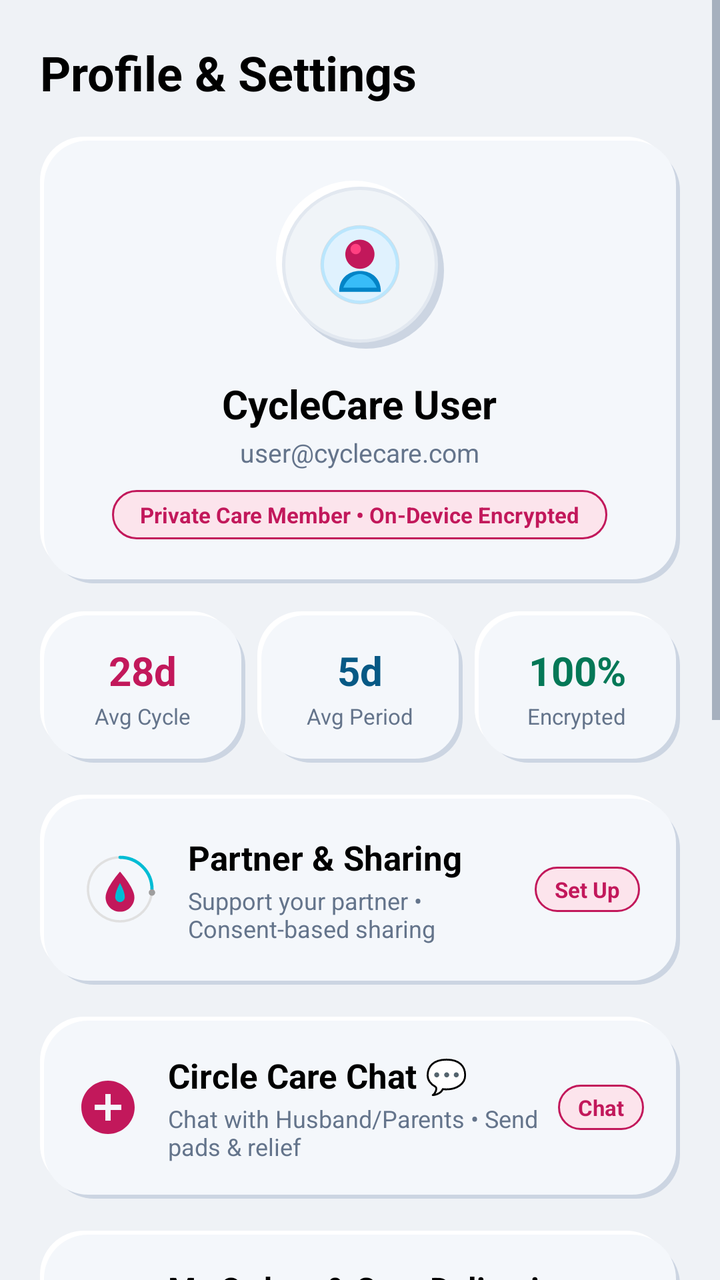
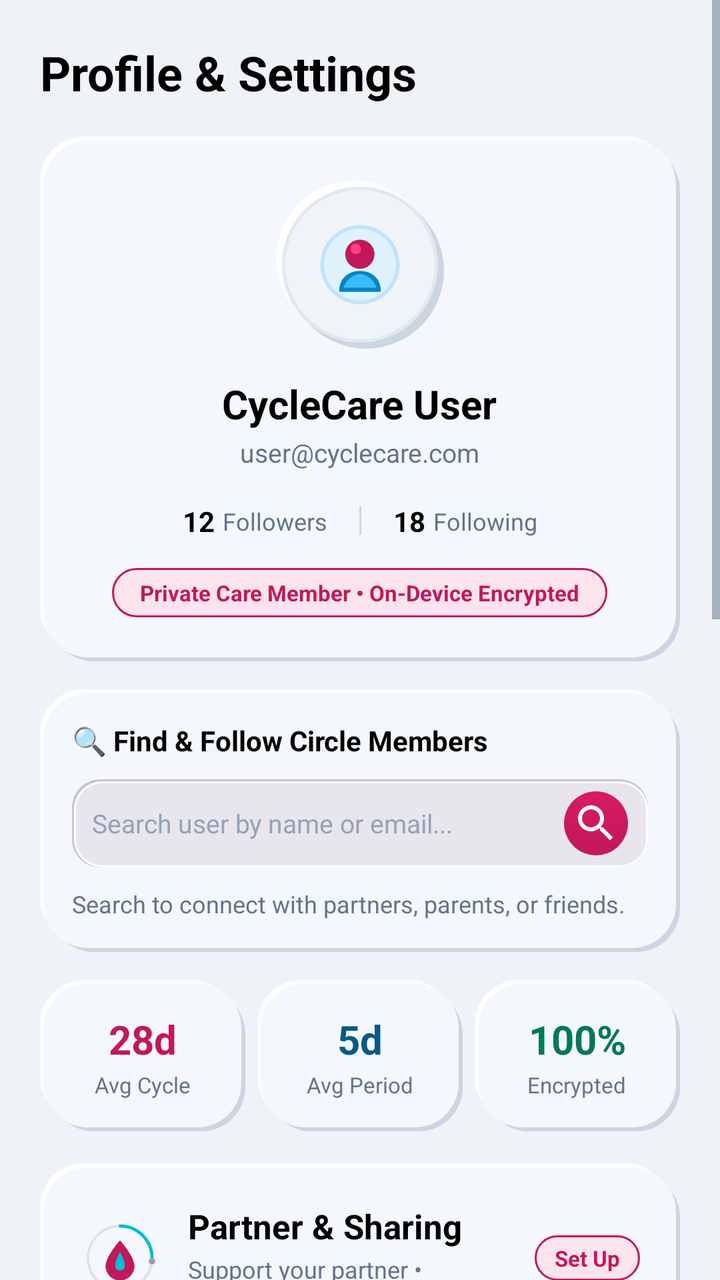

Compare the two renders of this Android layout. The source of the first and the diff that turns it into the second are given below.
<!-- AndroidManifest.xml: application theme Theme.CycleCare -->
<!-- res/layout/fragment_profile.xml -->
<?xml version="1.0" encoding="utf-8"?>
<ScrollView xmlns:android="http://schemas.android.com/apk/res/android"
    xmlns:app="http://schemas.android.com/apk/res-auto"
    android:layout_width="match_parent"
    android:layout_height="match_parent"
    android:background="@color/colorBackground"
    android:fillViewport="true">

    <LinearLayout
        android:layout_width="match_parent"
        android:layout_height="wrap_content"
        android:orientation="vertical"
        android:padding="20dp">

        <TextView
            android:layout_width="wrap_content"
            android:layout_height="wrap_content"
            android:text="Profile &amp; Settings"
            android:textColor="#000000"
            android:textSize="24sp"
            android:textStyle="bold" />

        
        <LinearLayout
            android:layout_width="match_parent"
            android:layout_height="wrap_content"
            android:layout_marginTop="16dp"
            android:background="@drawable/bg_neu_card_raised"
            android:orientation="vertical"
            android:padding="22dp"
            android:gravity="center_horizontal">

            
            <FrameLayout
                android:layout_width="84dp"
                android:layout_height="84dp"
                android:background="@drawable/bg_neu_dial_outer">

                <ImageView
                    android:layout_width="50dp"
                    android:layout_height="50dp"
                    android:layout_gravity="center"
                    android:src="@drawable/ic_nav_profile_3d"
                    android:contentDescription="Profile Photo" />
            </FrameLayout>

            <TextView
                android:id="@+id/tv_user_name"
                android:layout_width="wrap_content"
                android:layout_height="wrap_content"
                android:layout_marginTop="14dp"
                android:text="CycleCare User"
                android:textColor="#000000"
                android:textSize="20sp"
                android:textStyle="bold" />

            <TextView
                android:id="@+id/tv_user_email"
                android:layout_width="wrap_content"
                android:layout_height="wrap_content"
                android:layout_marginTop="2dp"
                android:text="user@cyclecare.com"
                android:textColor="@color/textSecondary"
                android:textSize="13sp" />

            <TextView
                android:id="@+id/tv_member_status"
                android:layout_width="wrap_content"
                android:layout_height="wrap_content"
                android:layout_marginTop="10dp"
                android:background="@drawable/bg_badge_period"
                android:paddingHorizontal="14dp"
                android:paddingVertical="5dp"
                android:text="Private Care Member • On-Device Encrypted"
                android:textColor="@color/colorPrimary"
                android:textSize="11sp"
                android:textStyle="bold" />
        </LinearLayout>

        
        <LinearLayout
            android:layout_width="match_parent"
            android:layout_height="wrap_content"
            android:layout_marginTop="14dp"
            android:orientation="horizontal">

            <LinearLayout
                android:layout_width="0dp"
                android:layout_height="wrap_content"
                android:layout_weight="1"
                android:layout_marginEnd="6dp"
                android:background="@drawable/bg_neu_card_raised"
                android:gravity="center"
                android:padding="16dp"
                android:orientation="vertical">

                <TextView
                    android:layout_width="wrap_content"
                    android:layout_height="wrap_content"
                    android:text="28d"
                    android:textColor="@color/colorPrimary"
                    android:textSize="20sp"
                    android:textStyle="bold" />

                <TextView
                    android:layout_width="wrap_content"
                    android:layout_height="wrap_content"
                    android:layout_marginTop="2dp"
                    android:text="Avg Cycle"
                    android:textColor="@color/textSecondary"
                    android:textSize="11sp" />
            </LinearLayout>

            <LinearLayout
                android:layout_width="0dp"
                android:layout_height="wrap_content"
                android:layout_weight="1"
                android:layout_marginEnd="6dp"
                android:background="@drawable/bg_neu_card_raised"
                android:gravity="center"
                android:padding="16dp"
                android:orientation="vertical">

                <TextView
                    android:layout_width="wrap_content"
                    android:layout_height="wrap_content"
                    android:text="5d"
                    android:textColor="@color/colorSkyBlueDark"
                    android:textSize="20sp"
                    android:textStyle="bold" />

                <TextView
                    android:layout_width="wrap_content"
                    android:layout_height="wrap_content"
                    android:layout_marginTop="2dp"
                    android:text="Avg Period"
                    android:textColor="@color/textSecondary"
                    android:textSize="11sp" />
            </LinearLayout>

            <LinearLayout
                android:layout_width="0dp"
                android:layout_height="wrap_content"
                android:layout_weight="1"
                android:background="@drawable/bg_neu_card_raised"
                android:gravity="center"
                android:padding="16dp"
                android:orientation="vertical">

                <TextView
                    android:layout_width="wrap_content"
                    android:layout_height="wrap_content"
                    android:text="100%"
                    android:textColor="@color/colorMintGreenDark"
                    android:textSize="20sp"
                    android:textStyle="bold" />

                <TextView
                    android:layout_width="wrap_content"
                    android:layout_height="wrap_content"
                    android:layout_marginTop="2dp"
                    android:text="Encrypted"
                    android:textColor="@color/textSecondary"
                    android:textSize="11sp" />
            </LinearLayout>
        </LinearLayout>

        
        <LinearLayout
            android:id="@+id/card_partner_care"
            android:layout_width="match_parent"
            android:layout_height="wrap_content"
            android:layout_marginTop="16dp"
            android:background="@drawable/bg_neu_card_raised"
            android:orientation="vertical"
            android:padding="20dp"
            android:clickable="true"
            android:focusable="true">

            <LinearLayout
                android:layout_width="match_parent"
                android:layout_height="wrap_content"
                android:orientation="horizontal"
                android:gravity="center_vertical">

                <ImageView
                    android:layout_width="40dp"
                    android:layout_height="40dp"
                    android:src="@drawable/ic_cyclecare_logo"
                    android:contentDescription="Partner Care" />

                <LinearLayout
                    android:layout_width="0dp"
                    android:layout_height="wrap_content"
                    android:layout_marginStart="14dp"
                    android:layout_weight="1"
                    android:orientation="vertical">

                    <TextView
                        android:layout_width="wrap_content"
                        android:layout_height="wrap_content"
                        android:text="Partner &amp; Sharing"
                        android:textColor="#000000"
                        android:textSize="17sp"
                        android:textStyle="bold" />

                    <TextView
                        android:layout_width="wrap_content"
                        android:layout_height="wrap_content"
                        android:layout_marginTop="2dp"
                        android:text="Support your partner • Consent-based sharing"
                        android:textColor="@color/textSecondary"
                        android:textSize="12sp" />

                </LinearLayout>

                <TextView
                    android:id="@+id/tv_partner_status_badge"
                    android:layout_width="wrap_content"
                    android:layout_height="wrap_content"
                    android:background="@drawable/bg_badge_period"
                    android:paddingHorizontal="10dp"
                    android:paddingVertical="4dp"
                    android:text="Set Up"
                    android:textColor="@color/colorPrimary"
                    android:textSize="11sp"
                    android:textStyle="bold" />

            </LinearLayout>

        </LinearLayout>

        
        <LinearLayout
            android:id="@+id/card_circle_chat"
            android:layout_width="match_parent"
            android:layout_height="wrap_content"
            android:layout_marginTop="16dp"
            android:background="@drawable/bg_neu_card_raised"
            android:orientation="horizontal"
            android:padding="18dp"
            android:gravity="center_vertical"
            android:clickable="true"
            android:focusable="true">

            <ImageView
                android:layout_width="32dp"
                android:layout_height="32dp"
                android:src="@drawable/ic_attach_care"
                app:tint="@color/colorPrimary"
                android:contentDescription="Circle Chat" />

            <LinearLayout
                android:layout_width="0dp"
                android:layout_height="wrap_content"
                android:layout_marginStart="14dp"
                android:layout_weight="1"
                android:orientation="vertical">

                <TextView
                    android:layout_width="wrap_content"
                    android:layout_height="wrap_content"
                    android:text="Circle Care Chat 💬"
                    android:textColor="#000000"
                    android:textSize="17sp"
                    android:textStyle="bold" />

                <TextView
                    android:layout_width="wrap_content"
                    android:layout_height="wrap_content"
                    android:layout_marginTop="2dp"
                    android:text="Chat with Husband/Parents • Send pads &amp; relief"
                    android:textColor="@color/textSecondary"
                    android:textSize="12sp" />

            </LinearLayout>

            <TextView
                android:layout_width="wrap_content"
                android:layout_height="wrap_content"
                android:background="@drawable/bg_badge_period"
                android:paddingHorizontal="10dp"
                android:paddingVertical="4dp"
                android:text="Chat"
                android:textColor="@color/colorPrimary"
                android:textSize="11sp"
                android:textStyle="bold" />

        </LinearLayout>

        
        <LinearLayout
            android:id="@+id/card_my_orders"
            android:layout_width="match_parent"
            android:layout_height="wrap_content"
            android:layout_marginTop="16dp"
            android:background="@drawable/bg_neu_card_raised"
            android:orientation="horizontal"
            android:padding="18dp"
            android:gravity="center_vertical"
            android:clickable="true"
            android:focusable="true">

            <ImageView
                android:layout_width="32dp"
                android:layout_height="32dp"
                android:src="@drawable/ic_orders"
                app:tint="#D81B60"
                android:contentDescription="Orders" />

            <LinearLayout
                android:layout_width="0dp"
                android:layout_height="wrap_content"
                android:layout_marginStart="14dp"
                android:layout_weight="1"
                android:orientation="vertical">

                <TextView
                    android:layout_width="wrap_content"
                    android:layout_height="wrap_content"
                    android:text="My Orders &amp; Care Deliveries"
                    android:textColor="#000000"
                    android:textSize="16sp"
                    android:textStyle="bold" />

                <TextView
                    android:layout_width="wrap_content"
                    android:layout_height="wrap_content"
                    android:layout_marginTop="2dp"
                    android:text="Track active deliveries &amp; order history"
                    android:textColor="@color/textSecondary"
                    android:textSize="12sp" />
            </LinearLayout>

            <ImageView
                android:layout_width="20dp"
                android:layout_height="20dp"
                android:src="@drawable/ic_arrow_back"
                android:rotation="180"
                app:tint="#A0AEC0" />
        </LinearLayout>

        
        <LinearLayout
            android:id="@+id/card_my_addresses"
            android:layout_width="match_parent"
            android:layout_height="wrap_content"
            android:layout_marginTop="12dp"
            android:background="@drawable/bg_neu_card_raised"
            android:orientation="horizontal"
            android:padding="18dp"
            android:gravity="center_vertical"
            android:clickable="true"
            android:focusable="true">

            <ImageView
                android:layout_width="32dp"
                android:layout_height="32dp"
                android:src="@drawable/ic_location"
                android:contentDescription="Addresses" />

            <LinearLayout
                android:layout_width="0dp"
                android:layout_height="wrap_content"
                android:layout_marginStart="14dp"
                android:layout_weight="1"
                android:orientation="vertical">

                <TextView
                    android:layout_width="wrap_content"
                    android:layout_height="wrap_content"
                    android:text="Delivery Addresses"
                    android:textColor="#000000"
                    android:textSize="16sp"
                    android:textStyle="bold" />

                <TextView
                    android:layout_width="wrap_content"
                    android:layout_height="wrap_content"
                    android:layout_marginTop="2dp"
                    android:text="Manage home, work, &amp; partner delivery locations"
                    android:textColor="@color/textSecondary"
                    android:textSize="12sp" />
            </LinearLayout>

            <ImageView
                android:layout_width="20dp"
                android:layout_height="20dp"
                android:src="@drawable/ic_arrow_back"
                android:rotation="180"
                app:tint="#A0AEC0" />
        </LinearLayout>

        
        <LinearLayout
            android:layout_width="match_parent"
            android:layout_height="wrap_content"
            android:layout_marginTop="16dp"
            android:background="@drawable/bg_neu_card_raised"
            android:orientation="vertical"
            android:padding="20dp">

            <TextView
                android:layout_width="wrap_content"
                android:layout_height="wrap_content"
                android:text="Share CycleCare APK"
                android:textColor="@color/colorPrimary"
                android:textSize="15sp"
                android:textStyle="bold" />

            <TextView
                android:layout_width="wrap_content"
                android:layout_height="wrap_content"
                android:layout_marginTop="4dp"
                android:text="Export and share the full APK file directly with family or nearby devices."
                android:textColor="@color/textSecondary"
                android:textSize="12sp" />

            <Button
                android:id="@+id/btn_share_apk"
                android:layout_width="match_parent"
                android:layout_height="48dp"
                android:layout_marginTop="14dp"
                android:background="@drawable/bg_m3_button"
                android:text="Share APK File"
                android:textColor="@color/textOnPrimary"
                android:textSize="13sp"
                android:textStyle="bold" />
        </LinearLayout>

        
        <Button
            android:id="@+id/btn_app_settings"
            style="@style/Widget.MaterialComponents.Button.OutlinedButton"
            android:layout_width="match_parent"
            android:layout_height="48dp"
            android:layout_marginTop="16dp"
            android:text="Privacy &amp; Custom Settings"
            android:textColor="#000000"
            android:textSize="13sp"
            android:textStyle="bold"
            app:cornerRadius="24dp"
            app:strokeColor="@color/colorBorder" />

        <Button
            android:id="@+id/btn_logout"
            android:layout_width="match_parent"
            android:layout_height="48dp"
            android:layout_marginTop="12dp"
            android:layout_marginBottom="28dp"
            android:backgroundTint="@color/colorError"
            android:text="Log Out"
            android:textColor="@color/textOnPrimary"
            android:textSize="13sp"
            android:textStyle="bold"
            app:cornerRadius="24dp" />

    </LinearLayout>
</ScrollView>
<!-- resources referenced by this layout -->
<resources>
  <color name="colorBackground">#EFF2F6</color>
  <color name="colorBorder">#D8E0EB</color>
  <color name="colorError">#DC2626</color>
  <color name="colorMintGreenDark">#047857</color>
  <color name="colorPrimary">#C2185B</color>
  <color name="colorSkyBlueDark">#075985</color>
  <color name="textOnPrimary">#FFFFFF</color>
  <color name="textSecondary">#64748B</color>
  <!-- drawable bg_badge_period (drawable) -->
  <?xml version="1.0" encoding="utf-8"?>
  <shape xmlns:android="http://schemas.android.com/apk/res/android"
      android:shape="rectangle">
      <solid android:color="#FCE4EC" />
      <corners android:radius="12dp" />
      <stroke android:width="1dp" android:color="#C2185B" />
  </shape>
  <!-- drawable ic_arrow_back (drawable) -->
  <vector xmlns:android="http://schemas.android.com/apk/res/android"
      android:width="24dp"
      android:height="24dp"
      android:viewportWidth="24"
      android:viewportHeight="24"
      android:tint="#1E293B">
    <path
        android:fillColor="@android:color/white"
        android:pathData="M20,11H7.83l5.59,-5.59L12,4l-8,8 8,8 1.41,-1.41L7.83,13H20v-2z"/>
  </vector>
  <!-- drawable ic_attach_care (drawable) -->
  <vector xmlns:android="http://schemas.android.com/apk/res/android"
      android:width="24dp"
      android:height="24dp"
      android:viewportWidth="24"
      android:viewportHeight="24">
    <path
        android:fillColor="#E91E63"
        android:pathData="M12,2C6.48,2 2,6.48 2,12s4.48,10 10,10 10,-4.48 10,-10S17.52,2 12,2zm5,11h-4v4h-2v-4H7v-2h4V7h2v4h4v2z"/>
  </vector>
  <!-- drawable ic_orders (drawable) -->
  <vector xmlns:android="http://schemas.android.com/apk/res/android"
      android:width="24dp"
      android:height="24dp"
      android:viewportWidth="24"
      android:viewportHeight="24">
    <path
        android:fillColor="#FF2D3748"
        android:pathData="M19,3L5,3c-1.1,0 -2,0.9 -2,2v14c0,1.1 0.9,2 2,2h14c1.1,0 2,-0.9 2,-2L21,5c0,-1.1 -0.9,-2 -2,-2zM19,19L5,19L5,5h14v14zM7,10h10v2L7,12zM7,7h10v2L7,7zM7,14h7v2L7,16z"/>
  </vector>
  <color name="colorPrimaryVariant">#AD1457</color>
  <color name="colorSecondary">#0284C7</color>
  <color name="colorSecondaryVariant">#0369A1</color>
  <color name="colorSurface">#F4F7FB</color>
  <color name="textPrimary">#1E293B</color>
  <!-- unchanged entries left out for length: 7 -->
</resources>

<!-- the commit's change to res/layout/fragment_profile.xml (unified diff, before → after) -->
@@ -63,6 +63,75 @@
                 android:textColor="@color/textSecondary"
                 android:textSize="13sp" />
 
+            
+            <LinearLayout
+                android:layout_width="wrap_content"
+                android:layout_height="wrap_content"
+                android:layout_marginTop="12dp"
+                android:orientation="horizontal"
+                android:gravity="center">
+
+                <LinearLayout
+                    android:id="@+id/ll_followers_box"
+                    android:layout_width="wrap_content"
+                    android:layout_height="wrap_content"
+                    android:orientation="horizontal"
+                    android:gravity="center_vertical"
+                    android:paddingHorizontal="10dp"
+                    android:paddingVertical="4dp">
+
+                    <TextView
+                        android:id="@+id/tv_followers_count"
+                        android:layout_width="wrap_content"
+                        android:layout_height="wrap_content"
+                        android:text="12"
+                        android:textColor="#000000"
+                        android:textSize="14sp"
+                        android:textStyle="bold" />
+
+                    <TextView
+                        android:layout_width="wrap_content"
+                        android:layout_height="wrap_content"
+                        android:layout_marginStart="4dp"
+                        android:text="Followers"
+                        android:textColor="@color/textSecondary"
+                        android:textSize="12sp" />
+                </LinearLayout>
+
+                <View
+                    android:layout_width="1dp"
+                    android:layout_height="14dp"
+                    android:layout_marginHorizontal="6dp"
+                    android:background="#CBD5E1" />
+
+                <LinearLayout
+                    android:id="@+id/ll_following_box"
+                    android:layout_width="wrap_content"
+                    android:layout_height="wrap_content"
+                    android:orientation="horizontal"
+                    android:gravity="center_vertical"
+                    android:paddingHorizontal="10dp"
+                    android:paddingVertical="4dp">
+
+                    <TextView
+                        android:id="@+id/tv_following_count"
+                        android:layout_width="wrap_content"
+                        android:layout_height="wrap_content"
+                        android:text="18"
+                        android:textColor="#000000"
+                        android:textSize="14sp"
+                        android:textStyle="bold" />
+
+                    <TextView
+                        android:layout_width="wrap_content"
+                        android:layout_height="wrap_content"
+                        android:layout_marginStart="4dp"
+                        android:text="Following"
+                        android:textColor="@color/textSecondary"
+                        android:textSize="12sp" />
+                </LinearLayout>
+            </LinearLayout>
+
             <TextView
                 android:id="@+id/tv_member_status"
                 android:layout_width="wrap_content"
@@ -74,6 +143,85 @@
                 android:text="Private Care Member • On-Device Encrypted"
                 android:textColor="@color/colorPrimary"
                 android:textSize="11sp"
+                android:textStyle="bold" />
+        </LinearLayout>
+
+        
+        <LinearLayout
+            android:layout_width="match_parent"
+            android:layout_height="wrap_content"
+            android:layout_marginTop="14dp"
+            android:background="@drawable/bg_neu_card_raised"
+            android:orientation="vertical"
+            android:padding="16dp">
+
+            <LinearLayout
+                android:layout_width="match_parent"
+                android:layout_height="wrap_content"
+                android:orientation="horizontal"
+                android:gravity="center_vertical">
+
+                <TextView
+                    android:layout_width="0dp"
+                    android:layout_height="wrap_content"
+                    android:layout_weight="1"
+                    android:text="🔍 Find &amp; Follow Circle Members"
+                    android:textColor="#000000"
+                    android:textSize="14sp"
+                    android:textStyle="bold" />
+            </LinearLayout>
+
+            <LinearLayout
+                android:layout_width="match_parent"
+                android:layout_height="44dp"
+                android:layout_marginTop="10dp"
+                android:background="@drawable/neu_input"
+                android:orientation="horizontal"
+                android:gravity="center_vertical"
+                android:paddingHorizontal="10dp">
+
+                <EditText
+                    android:id="@+id/et_search_users"
+                    android:layout_width="0dp"
+                    android:layout_height="match_parent"
+                    android:layout_weight="1"
+                    android:background="@null"
+                    android:hint="Search user by name or email..."
+                    android:textColor="#000000"
+                    android:textColorHint="#94A3B8"
+                    android:textSize="13sp"
+                    android:imeOptions="actionSearch"
+                    android:inputType="text" />
+
+                <ImageButton
+                    android:id="@+id/btn_trigger_user_search"
+                    android:layout_width="32dp"
+                    android:layout_height="32dp"
+                    android:background="@drawable/bg_m3_button"
+                    android:src="@drawable/ic_search"
+                    app:tint="@color/textOnPrimary"
+                    android:contentDescription="Search" />
+            </LinearLayout>
+
+            <TextView
+                android:id="@+id/tv_search_user_result"
+                android:layout_width="match_parent"
+                android:layout_height="wrap_content"
+                android:layout_marginTop="10dp"
+                android:text="Search to connect with partners, parents, or friends."
+                android:textColor="#64748B"
+                android:textSize="12sp" />
+
+            <Button
+                android:id="@+id/btn_action_follow_user"
+                android:layout_width="match_parent"
+                android:layout_height="38dp"
+                android:layout_marginTop="8dp"
+                android:visibility="gone"
+                android:background="@drawable/bg_m3_button"
+                android:text="+ Follow User"
+                android:textColor="@color/textOnPrimary"
+                android:textSize="12sp"
                 android:textStyle="bold" />
         </LinearLayout>
 
<!-- resource entries referenced after the edit -->
@@ -47,6 +47,41 @@
         android:fillColor="#FF2D3748"
         android:pathData="M19,3L5,3c-1.1,0 -2,0.9 -2,2v14c0,1.1 0.9,2 2,2h14c1.1,0 2,-0.9 2,-2L21,5c0,-1.1 -0.9,-2 -2,-2zM19,19L5,19L5,5h14v14zM7,10h10v2L7,12zM7,7h10v2L7,7zM7,14h7v2L7,16z"/>
   </vector>
+  <!-- drawable ic_search (drawable) -->
+  <vector xmlns:android="http://schemas.android.com/apk/res/android"
+      android:width="24dp"
+      android:height="24dp"
+      android:viewportWidth="24"
+      android:viewportHeight="24">
+    <path
+        android:fillColor="#718096"
+        android:pathData="M15.5,14h-0.79l-0.28,-0.27C15.41,12.59 16,11.11 16,9.5 16,5.91 13.09,3 9.5,3S3,5.91 3,9.5 5.91,16 9.5,16c1.61,0 3.09,-0.59 4.23,-1.57l0.27,0.28v0.79l5,4.99L20.49,19l-4.99,-5zm-6,0C7.01,14 5,11.99 5,9.5S7.01,5 9.5,5 14,7.01 14,9.5 11.99,14 9.5,14z"/>
+  </vector>
+  <!-- drawable neu_input (drawable) -->
+  <?xml version="1.0" encoding="utf-8"?>
+  <layer-list xmlns:android="http://schemas.android.com/apk/res/android">
+      
+      <item>
+          <shape android:shape="rectangle">
+              <solid android:color="#C9C5CC" />
+              <corners android:radius="14dp" />
+          </shape>
+      </item>
+      
+      <item android:left="1dp" android:top="1dp">
+          <shape android:shape="rectangle">
+              <solid android:color="#FFFFFF" />
+              <corners android:radius="14dp" />
+          </shape>
+      </item>
+      
+      <item android:left="2dp" android:top="2dp" android:right="1dp" android:bottom="1dp">
+          <shape android:shape="rectangle">
+              <solid android:color="#E8E5EC" />
+              <corners android:radius="13dp" />
+          </shape>
+      </item>
+  </layer-list>
   <color name="colorPrimaryVariant">#AD1457</color>
   <color name="colorSecondary">#0284C7</color>
   <color name="colorSecondaryVariant">#0369A1</color>
